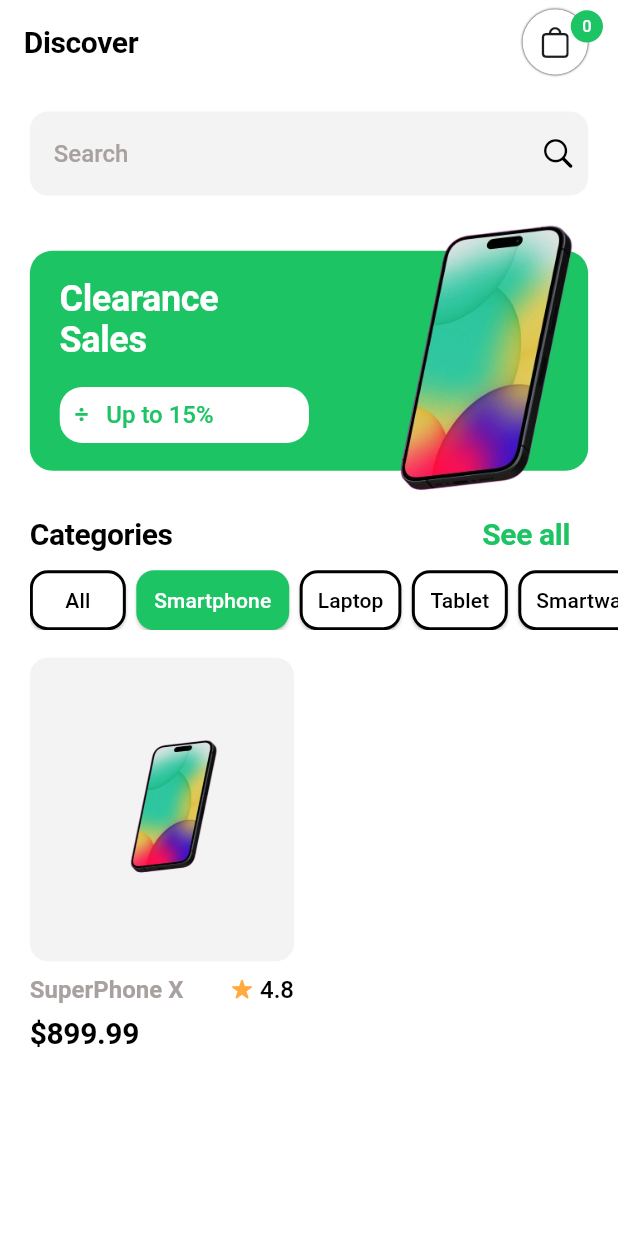
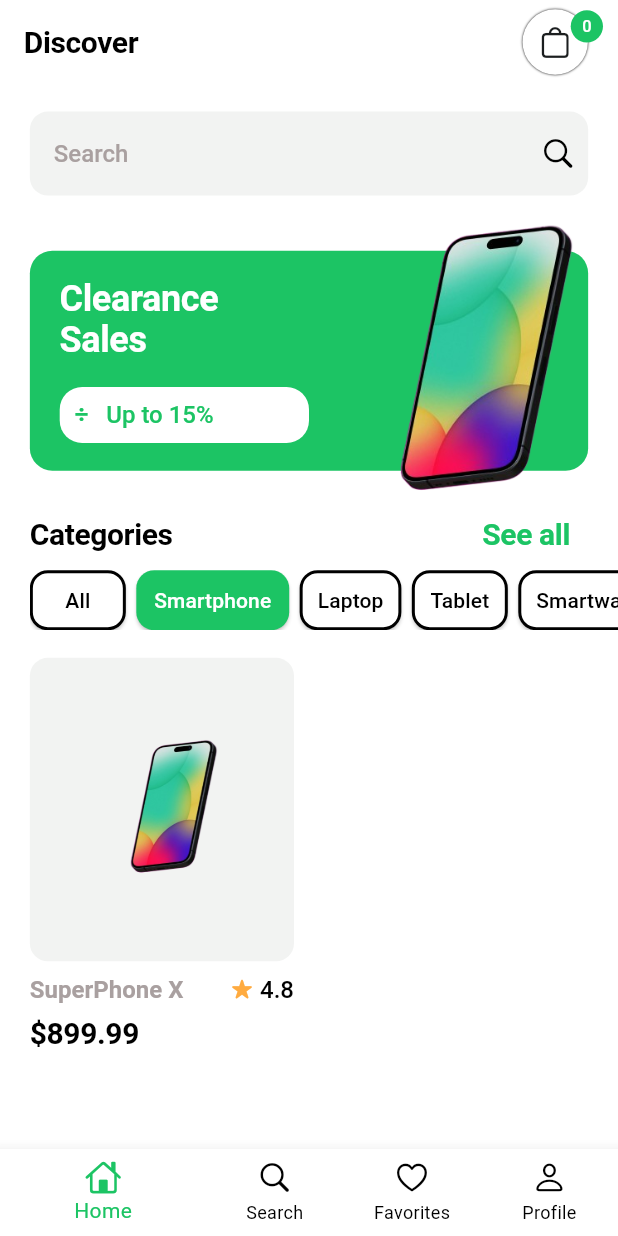
Before and after one commit to Megagonn/clan_commerce, a Flutter app: the screen it shows after launch, after a tap on "Smartphone", on a phone screen of 412 x 824 dp. Run offline on Flutter 3.47's test engine with Material 3 defaults, Android fonts, the phone set to English and light mode, and no system bars; our stand-ins replace another_flutter_splash_screen, shared_preferences; Roboto replaces fonts that are missing (Aeonik).

```diff
--- a/lib/main.dart
+++ b/lib/main.dart
@@ -1,5 +1,4 @@
-
-
+import 'package:clan_commerce/providers/bnb_provider.dart';
 import 'package:clan_commerce/providers/cart_provider.dart';
 import 'package:clan_commerce/providers/category_provider.dart';
 import 'package:clan_commerce/providers/search_provider.dart';
@@ -10,10 +9,11 @@ import 'package:provider/provider.dart';
 
 void main() {
   runApp(MultiProvider(
-    providers:[
-      ChangeNotifierProvider(create: (context)=> CategoryProvider()),
-      ChangeNotifierProvider(create: (context)=> CartProvider()),
-      ChangeNotifierProvider(create: (context)=> SearchProvider()),
+    providers: [
+      ChangeNotifierProvider(create: (context) => CategoryProvider()),
+      ChangeNotifierProvider(create: (context) => CartProvider()),
+      ChangeNotifierProvider(create: (context) => SearchProvider()),
+      ChangeNotifierProvider(create: (context) => BNBProvider()),
     ],
     child: const MyApp(),
   ));
--- /dev/null
+++ b/lib/providers/bnb_provider.dart
@@ -0,0 +1,13 @@
+
+
+import 'package:flutter/material.dart';
+
+class BNBProvider extends ChangeNotifier {
+  int _index = 0;
+  int get currentIndex => _index;
+
+  setIndex(int index) {
+   _index = index;
+    notifyListeners();
+  }
+}
--- a/lib/providers/category_provider.dart
+++ b/lib/providers/category_provider.dart
@@ -10,7 +10,7 @@ class CategoryProvider extends ChangeNotifier {
   List get items => _items;
 
   setCategory(String category) {
-    print(category);
+    // print(category);
     _category = category;
 
     notifyListeners();
--- a/lib/providers/search_provider.dart
+++ b/lib/providers/search_provider.dart
@@ -1,4 +1,6 @@
-import 'dart:developer';
+
+
+// ignore_for_file: prefer_final_fields
 
 import 'package:clan_commerce/stock.dart';
 import 'package:flutter/material.dart';
@@ -10,7 +12,7 @@ class SearchProvider extends ChangeNotifier {
   List get items => _items;
 
   searchItems(String search) {
-    print(search);
+    // print(search);
 
     _searchResult = _items.where((item)=> item['name'].toString().toLowerCase().contains(search.toLowerCase()) || item['description'].toString().toLowerCase().contains(search.toLowerCase())).toList();
 
--- a/lib/views/cart_page.dart
+++ b/lib/views/cart_page.dart
@@ -1,4 +1,4 @@
-import 'dart:developer';
+// import 'dart:developer';
 
 import 'package:clan_commerce/models/cart_model.dart';
 import 'package:clan_commerce/providers/cart_provider.dart';
--- a/lib/views/home.dart
+++ b/lib/views/home.dart
@@ -1,13 +1,14 @@
 // import 'dart:developer';
 
-import 'package:clan_commerce/models/stock_item_model.dart';
+// import 'package:clan_commerce/models/stock_item_model.dart';
+import 'package:clan_commerce/providers/bnb_provider.dart';
 import 'package:clan_commerce/providers/cart_provider.dart';
 import 'package:clan_commerce/providers/category_provider.dart';
 import 'package:clan_commerce/providers/search_provider.dart';
 import 'package:clan_commerce/stock.dart';
 import 'package:clan_commerce/themes/global_themes.dart';
 import 'package:clan_commerce/utils/size_utils.dart';
-import 'package:clan_commerce/views/item_details.dart';
+// import 'package:clan_commerce/views/item_details.dart';
 import 'package:clan_commerce/views/search_page.dart';
 import 'package:flutter/cupertino.dart';
 import 'package:flutter/material.dart';
@@ -80,6 +81,25 @@ class _CCHomeState extends State<CCHome> {
               ],
             ),
           )
+        ],
+      ),
+      bottomNavigationBar: BottomNavigationBar(
+        onTap: (value) {
+          context.read<BNBProvider>().setIndex(value);
+        },
+        currentIndex: context.watch<BNBProvider>().currentIndex,
+        selectedItemColor: GlobalColors.green,
+        unselectedItemColor: GlobalColors.primary,
+        showUnselectedLabels: true,
+        items: const [
+          BottomNavigationBarItem(
+              icon: Icon(CupertinoIcons.home), label: "Home"),
+          BottomNavigationBarItem(
+              icon: Icon(CupertinoIcons.search), label: "Search"),
+          BottomNavigationBarItem(
+              icon: Icon(CupertinoIcons.heart), label: "Favorites"),
+          BottomNavigationBarItem(
+              icon: Icon(CupertinoIcons.person), label: "Profile"),
         ],
       ),
       body: SingleChildScrollView(
--- a/lib/views/item_details.dart
+++ b/lib/views/item_details.dart
@@ -1,4 +1,4 @@
-import 'package:clan_commerce/models/cart_model.dart';
+// import 'package:clan_commerce/models/cart_model.dart';
 import 'package:clan_commerce/models/stock_item_model.dart';
 import 'package:clan_commerce/providers/cart_provider.dart';
 import 'package:clan_commerce/themes/global_themes.dart';
--- a/lib/views/search_page.dart
+++ b/lib/views/search_page.dart
@@ -1,4 +1,4 @@
-import 'package:clan_commerce/models/stock_item_model.dart';
+// import 'package:clan_commerce/models/stock_item_model.dart';
 import 'package:clan_commerce/providers/search_provider.dart';
 import 'package:clan_commerce/themes/global_themes.dart';
 import 'package:clan_commerce/utils/size_utils.dart';
```
